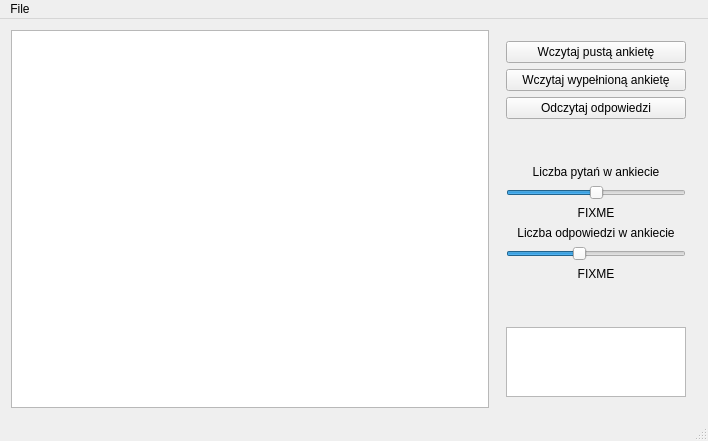
mikusp/taxman, file src/mainwindow.ui: the form before one commit.
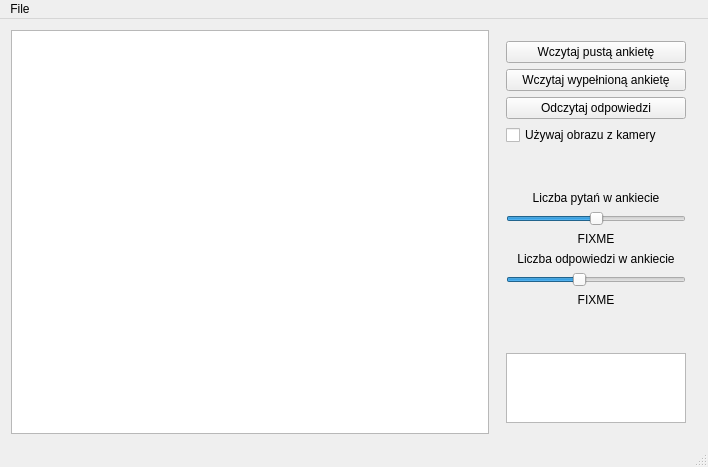
The form after the commit. Custom widgets are drawn as their Qt base class.

Commit message: My job is done

Patch:
```diff
--- a/src/mainwindow.ui
+++ b/src/mainwindow.ui
@@ -74,6 +74,13 @@
            </property>
           </widget>
          </item>
+         <item>
+          <widget class="QCheckBox" name="useCameraCheckbox">
+           <property name="text">
+            <string>Używaj obrazu z kamery</string>
+           </property>
+          </widget>
+         </item>
          <item>
           <spacer name="verticalSpacer">
            <property name="orientation">
```
The commit also changes 2 other files.
